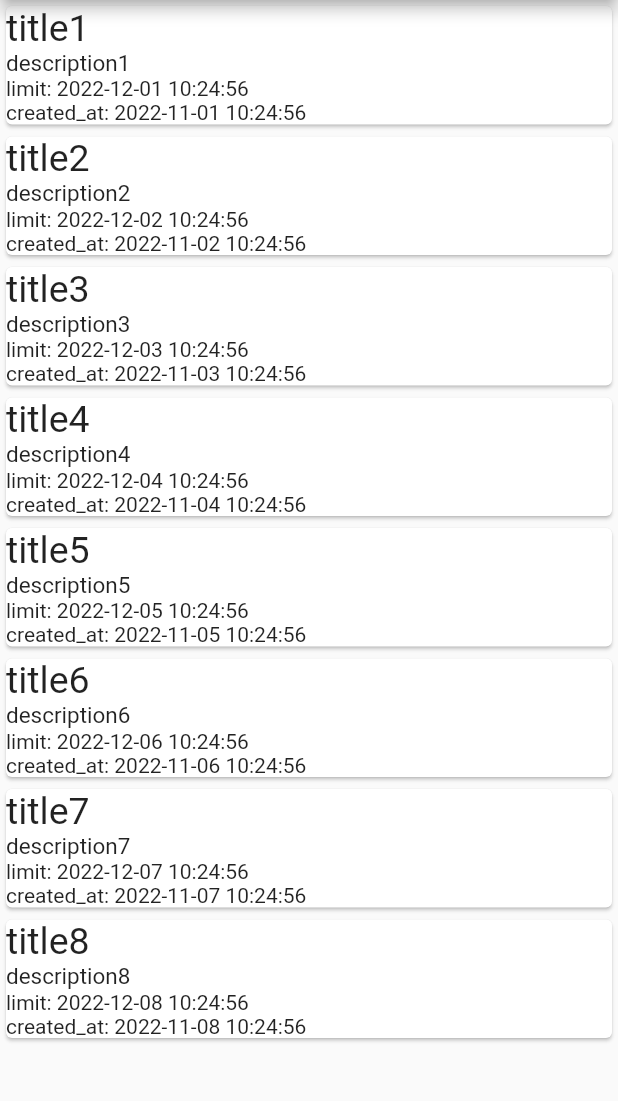
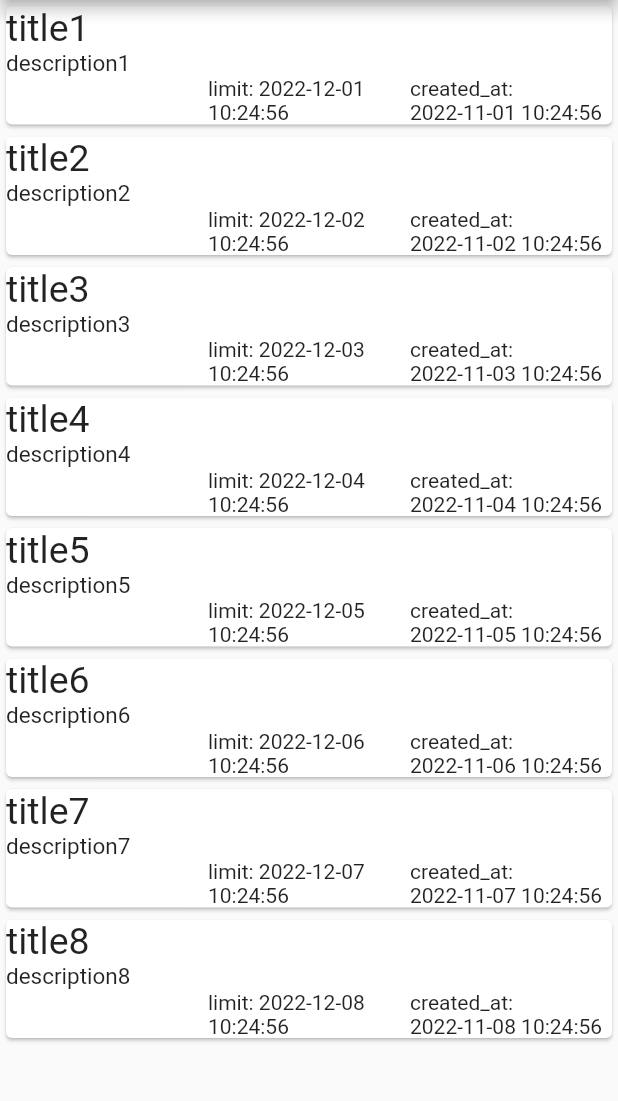
Before and after one commit to blck-snwmn/todosample, a Flutter app: the screen it shows after launch, on a phone screen of 412 x 824 dp, the part 84-1185 px from its top. Run offline on Flutter 3.47's test engine with Material 2 defaults, Android fonts, the phone set to English and light mode, and no system bars; drawn by our look-alikes of flutter_slidable; our stand-ins replace hooks_riverpod, qr_flutter; missing offline and left inert: qr_code_scanner.

Commit message:
Change format

```diff
--- a/lib/main.dart
+++ b/lib/main.dart
@@ -162,8 +162,19 @@ class TodoItem extends StatelessWidget {
                 todo.description,
                 style: const TextStyle(fontSize: 15.0),
               ),
-              Text("limit: ${todo.limit}"),
-              Text("created_at: ${todo.createdAt}"),
+              Row(
+                children: [
+                  const Spacer(),
+                  Expanded(
+                    flex: 1,
+                    child: Text("limit: ${todo.limit}"),
+                  ),
+                  Expanded(
+                    flex: 1,
+                    child: Text("created_at: ${todo.createdAt}"),
+                  )
+                ],
+              ),
             ],
           ),
         ),
```
